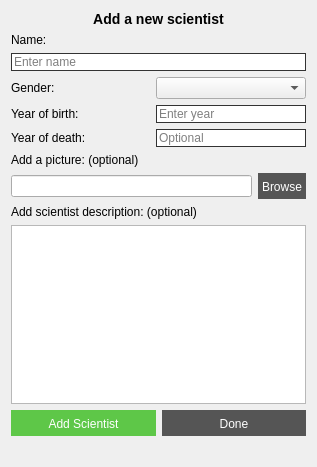
Qt form VL1-project/editscientistwindow.ui (birkirk/vln1-35) before a commit.
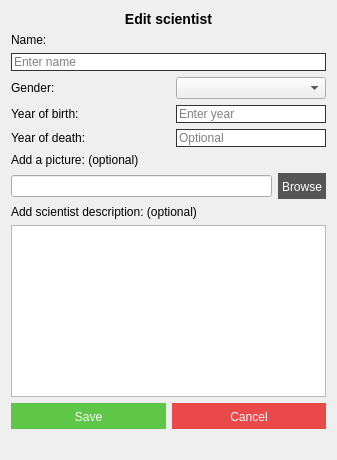
The same form after that commit.

The edit to the form file:
```diff
--- a/VL1-project/editscientistwindow.ui
+++ b/VL1-project/editscientistwindow.ui
@@ -6,8 +6,8 @@
    <rect>
     <x>0</x>
     <y>0</y>
-    <width>317</width>
-    <height>467</height>
+    <width>337</width>
+    <height>460</height>
    </rect>
   </property>
   <property name="windowTitle">
@@ -17,7 +17,7 @@
    <item>
     <widget class="QLabel" name="label_addsci_header">
      <property name="text">
-      <string>&lt;h3&gt;Add a new scientist&lt;/h3&gt;</string>
+      <string>&lt;h3&gt;Edit scientist&lt;/h3&gt;</string>
      </property>
      <property name="alignment">
       <set>Qt::AlignCenter</set>
@@ -259,7 +259,7 @@
 font: 13pt &quot;Helvetica&quot;;</string>
        </property>
        <property name="text">
-        <string>Add Scientist</string>
+        <string>Save</string>
        </property>
       </widget>
      </item>
@@ -271,12 +271,12 @@
        <property name="styleSheet">
         <string notr="true">border: 0px solid #333;
 padding: 7px 0 5px 0;
-background-color: #555;
+background-color: #E94949;
 color: #fff;
 font: 13pt &quot;Helvetica&quot;;</string>
        </property>
        <property name="text">
-        <string>Done</string>
+        <string>Cancel</string>
        </property>
       </widget>
      </item>
```
Left out of the diff: 18 changed lines with no effect on the pictures.
